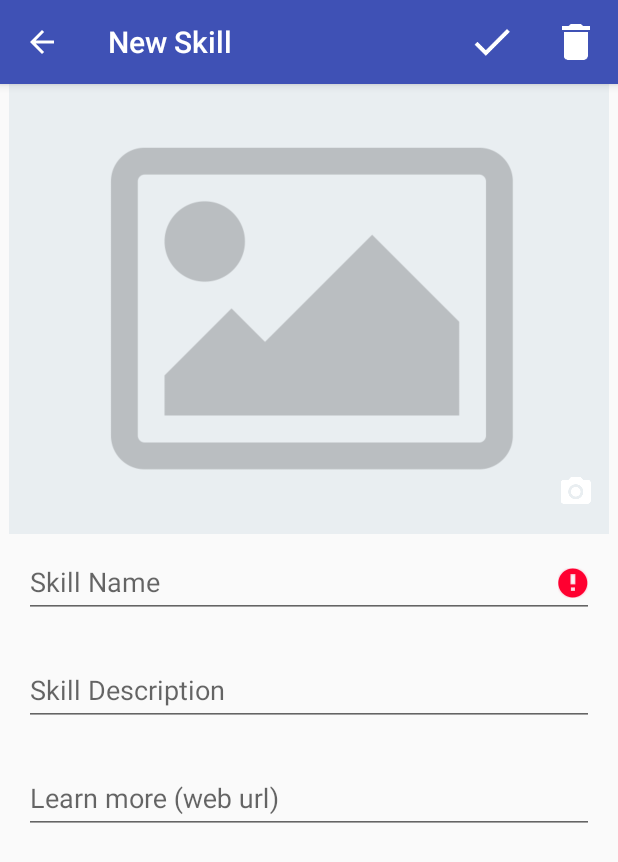
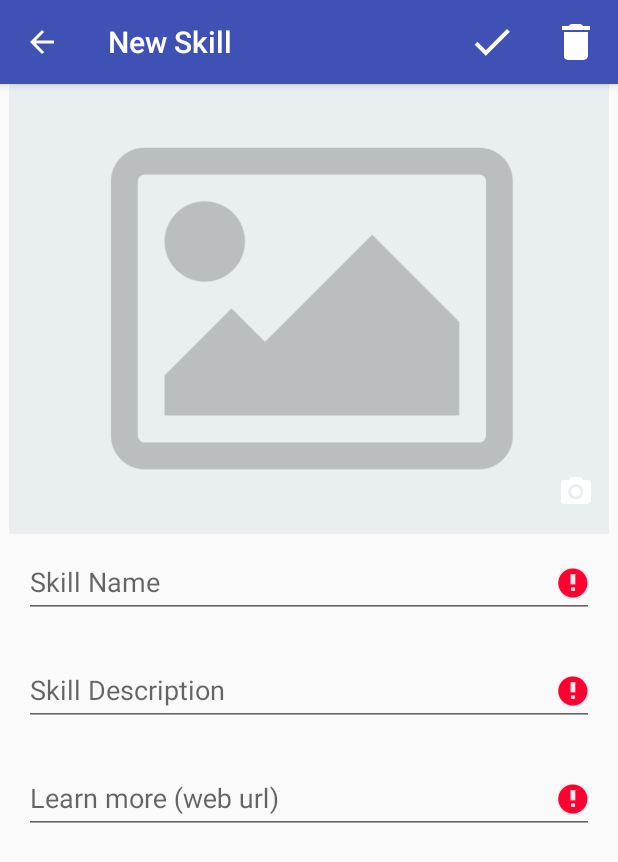
Before and after one commit to pedrofelipemm/Android-Developer-Nanodegree-Capstone-Project-Skill-Manager, an Android app: the screen it shows after launch (EditSkillActivity), after a tap on "Save", on a phone screen of 412 x 824 dp. Shown: the top 862 px of the screen. Run offline under Robolectric (Android 15) with nearby library versions, the phone set to English and light mode, and no system bars; our stand-ins replace ButterKnife, Picasso; pictures from the network do not load.

Commit message:
FirebaseDao - deleteImages SkillActivity - save SkillActivity - deleteImage

```diff
--- /dev/null
+++ b/app/src/main/java/study/pmoreira/skillmanager/business/BaseBusiness.java
@@ -0,0 +1,12 @@
+package study.pmoreira.skillmanager.business;
+
+import android.content.Context;
+
+abstract class BaseBusiness {
+
+    final Context mContext;
+
+    BaseBusiness(Context context) {
+        mContext = context;
+    }
+}
--- a/app/src/main/java/study/pmoreira/skillmanager/business/SkillBusiness.java
+++ b/app/src/main/java/study/pmoreira/skillmanager/business/SkillBusiness.java
@@ -1,14 +1,16 @@
 package study.pmoreira.skillmanager.business;
 
+import android.content.Context;
 import android.net.Uri;
 import android.text.TextUtils;
 
+import study.pmoreira.skillmanager.R;
 import study.pmoreira.skillmanager.data.SkillDao;
 import study.pmoreira.skillmanager.infrastructure.BusinessException;
 import study.pmoreira.skillmanager.infrastructure.OperationListener;
 import study.pmoreira.skillmanager.model.Skill;
 
-public class SkillBusiness {
+public class SkillBusiness  extends  BaseBusiness{
 
     public static final int INVALID_SKILL_NAME = 1;
     public static final int INVALID_SKILL_DESCRIPTION = 2;
@@ -17,32 +19,45 @@ public class SkillBusiness {
 
     private SkillDao mSkillDao = new SkillDao();
 
+   public SkillBusiness(Context context) {
+        super(context);
+    }
+
     public void save(Skill skill, OperationListener<Skill> listener) {
         if (isValid(skill, listener)) {
             mSkillDao.save(skill, listener);
         }
     }
 
+    public void delete() {}
+
     public void uploadImage(Uri data, final OperationListener<String> listener) {
         mSkillDao.uploadImage(data, listener);
+    }
+
+    public void deleteImage(String url) {
+        mSkillDao.deleteImage(url);
     }
 
     private boolean isValid(Skill skill, OperationListener<Skill> listener) {
         boolean isValid = true;
 
         if (TextUtils.isEmpty(skill.getName())) {
-            listener.onError(new BusinessException("Name cannot be empty.", INVALID_SKILL_NAME));
+            listener.onError(new BusinessException(mContext.getString(R.string.name_cannot_be_empty), INVALID_SKILL_NAME));
             isValid = false;
         }
-//        if (TextUtils.isEmpty()) {
-//
-//        }
-//        if (TextUtils.isEmpty()) {
-//
-//        }
-//        if (TextUtils.isEmpty()) {
-//
-//        }
+        if (TextUtils.isEmpty(skill.getDescription())) {
+            listener.onError(new BusinessException(mContext.getString(R.string.description_cannot_be_empty), INVALID_SKILL_DESCRIPTION));
+            isValid = false;
+        }
+        if (TextUtils.isEmpty(skill.getLearnMoreUrl())) {
+            listener.onError(new BusinessException(mContext.getString(R.string.learn_more_cannot_be_empty), INVALID_SKILL_LEARN_MORE_URL));
+            isValid = false;
+        }
+        if (TextUtils.isEmpty(skill.getPictureUrl())) {
+            listener.onError(new BusinessException(mContext.getString(R.string.picture_cannot_be_empty), INVALID_SKILL_PICTURE_URL));
+            isValid = false;
+        }
 
         return isValid;
     }
--- a/app/src/main/java/study/pmoreira/skillmanager/data/SkillDao.java
+++ b/app/src/main/java/study/pmoreira/skillmanager/data/SkillDao.java
@@ -18,4 +18,8 @@ public class SkillDao {
         FirebaseDao.uploadImage(data, SKILL_IMAGES_PATH, listener);
     }
 
+    public void deleteImage(String url) {
+        FirebaseDao.deleteImage(url);
+    }
+
 }
--- a/app/src/main/java/study/pmoreira/skillmanager/ui/skill/EditSkillActivity.java
+++ b/app/src/main/java/study/pmoreira/skillmanager/ui/skill/EditSkillActivity.java
@@ -3,6 +3,7 @@ package study.pmoreira.skillmanager.ui.skill;
 import android.content.Intent;
 import android.os.Bundle;
 import android.text.InputFilter;
+import android.text.TextUtils;
 import android.util.Log;
 import android.view.Menu;
 import android.view.MenuItem;
@@ -28,6 +29,8 @@ public class EditSkillActivity extends BaseActivity {
     private static final String TAG = EditSkillActivity.class.getName();
 
     private static final int PICK_IMAGE_REQUEST = 1;
+    private static final String STATE_SKILL = "STATE_SKILL";
+
     public static final String EXTRA_SKILL = "EXTRA_SKILL";
 
     private SkillBusiness mSkillBusiness;
@@ -55,13 +58,15 @@ public class EditSkillActivity extends BaseActivity {
         setContentView(R.layout.activity_edit_skill);
 
         ButterKnife.bind(this);
-        mSkillBusiness = new SkillBusiness();
-
-        getIntent().getParcelableExtra(EXTRA_SKILL);
+        mSkillBusiness = new SkillBusiness(this);
 
         setTitle(getString(R.string.new_skill));
 
         setupViews();
+
+        if (getIntent().hasExtra(EXTRA_SKILL)) {
+            fillFields((Skill) getIntent().getParcelableExtra(EXTRA_SKILL));
+        }
     }
 
     private void setupViews() {
@@ -84,15 +89,32 @@ public class EditSkillActivity extends BaseActivity {
     }
 
     @Override
+    protected void onSaveInstanceState(Bundle outState) {
+        super.onSaveInstanceState(outState);
+        outState.putParcelable(STATE_SKILL, newSkill());
+    }
+
+    @Override
+    protected void onRestoreInstanceState(Bundle savedInstanceState) {
+        super.onRestoreInstanceState(savedInstanceState);
+        fillFields((Skill) savedInstanceState.getParcelable(STATE_SKILL));
+    }
+
+    private void fillFields(Skill skill) {
+        mNameEdiText.setText(skill.getName());
+        mDescriptionEdiText.setText(skill.getDescription());
+        mLearnMoreEditText.setText(skill.getLearnMoreUrl());
+        mPhotoUrl = skill.getPictureUrl();
+        loadSkillPicture();
+    }
+
+    @Override
     protected void onActivityResult(int requestCode, int resultCode, Intent data) {
         super.onActivityResult(requestCode, resultCode, data);
 
         if (requestCode == PICK_IMAGE_REQUEST && resultCode == RESULT_OK && data != null && data.getData() != null) {
-
-            //TODO DELETE UNUSED IMAGE - taskSnapshot.getMetadata().getPath()
             displayProgressbar(mProgressBar);
             mSkillBusiness.uploadImage(data.getData(), new OnPictureUpload());
-
         }
     }
 
@@ -121,7 +143,7 @@ public class EditSkillActivity extends BaseActivity {
     }
 
     private void delete() {
-
+        //TODO: delete from database and storage
     }
 
     private Skill newSkill() {
@@ -132,16 +154,24 @@ public class EditSkillActivity extends BaseActivity {
                 mPhotoUrl);
     }
 
+    @SuppressWarnings("ConstantConditions")
+    void loadSkillPicture() {
+        Picasso.with(EditSkillActivity.this)
+                .load(mPhotoUrl)
+                .error(getDrawable(R.drawable.skill_placeholder))
+                .into((ImageView) findViewById(R.id.skill_imageview));
+    }
+
     private class OnPictureUpload implements OperationListener<String> {
 
         @Override
-        @SuppressWarnings("ConstantConditions")
         public void onSuccess(String result) {
+            if (!TextUtils.isEmpty(mPhotoUrl)) {
+                mSkillBusiness.deleteImage(mPhotoUrl);
+            }
+
             mPhotoUrl = result;
-            Picasso.with(EditSkillActivity.this)
-                    .load(mPhotoUrl)
-                    .error(getDrawable(R.drawable.skill_placeholder))
-                    .into((ImageView) findViewById(R.id.skill_imageview));
+            loadSkillPicture();
             hideProgressbar(mProgressBar);
         }
 
@@ -156,14 +186,24 @@ public class EditSkillActivity extends BaseActivity {
     private class OnSkillSave implements OperationListener<Skill> {
         @Override
         public void onSuccess(Skill skill) {
+            displayMessage(getString(R.string.skill_successfully_saved));
             SkillActivity.startActivity(EditSkillActivity.this, skill);
             finish();
         }
 
         @Override
         public void onError(BusinessException e) {
-            if (e.getCode() == SkillBusiness.INVALID_SKILL_NAME) {
+            if (SkillBusiness.INVALID_SKILL_NAME == e.getCode()) {
                 mNameEdiText.setError(e.getMessage());
+            }
+            if (SkillBusiness.INVALID_SKILL_DESCRIPTION == e.getCode()) {
+                mDescriptionEdiText.setError(e.getMessage());
+            }
+            if (SkillBusiness.INVALID_SKILL_LEARN_MORE_URL == e.getCode()) {
+                mLearnMoreEditText.setError(e.getMessage());
+            }
+            if (SkillBusiness.INVALID_SKILL_PICTURE_URL == e.getCode()) {
+                displayMessage(e.getMessage());
             }
         }
     }
--- a/app/src/main/res/layout/activity_edit_skill.xml
+++ b/app/src/main/res/layout/activity_edit_skill.xml
@@ -85,10 +85,7 @@
                 android:layout_width="match_parent"
                 android:layout_height="wrap_content"
                 android:layout_margin="@dimen/default_margin2x"
-                android:ellipsize="end"
-                android:hint="@string/skill_learn_more_hint"
-                android:maxLines="1"
-                android:scrollHorizontally="true"/>
+                android:hint="@string/skill_learn_more_hint"/>
 
         </android.support.design.widget.TextInputLayout>
 
--- a/app/src/main/res/values/strings.xml
+++ b/app/src/main/res/values/strings.xml
@@ -1,5 +1,6 @@
 <resources xmlns:xliff="urn:oasis:names:tc:xliff:document:1.2">
     <string name="app_name">Skill Manager</string>
+
     <string name="seach_skill_edittext">Type name or skill</string>
     <string name="skill_name_hint">Skill Name</string>
     <string name="skill_description_hint">Skill Description</string>
@@ -13,5 +14,11 @@
     <string name="skill_image_content_description">An image of the skill.</string>
     <string name="camera_image_description">A little image of a camera.</string>
 
+    <string name="name_cannot_be_empty">Name cannot be empty.</string>
+    <string name="description_cannot_be_empty">Description cannot be empty.</string>
+    <string name="learn_more_cannot_be_empty">Learn more cannot be empty.</string>
+    <string name="picture_cannot_be_empty">Picture cannot be empty.</string>
+    <string name="skill_successfully_saved">Skill successfully saved!</string>
+
     <!-- <xliff:g id="name">%s</xliff:g> -->
 </resources>
```
Also changed, not shown: app/src/main/java/study/pmoreira/skillmanager/data/FirebaseDao.java (+9 -0 lines), app/src/main/java/study/pmoreira/skillmanager/model/Skill.java (+41 -1 lines).
